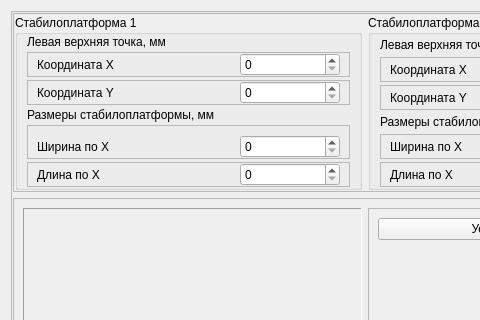
Above: drivers/devices/bilateral/bilateralparamsdialog.ui from grigp/a-analyser before the change; both pictures show x 0 to 480 and y 0 to 320 of the 730 by 537 pixel window. Below: the same form after it.
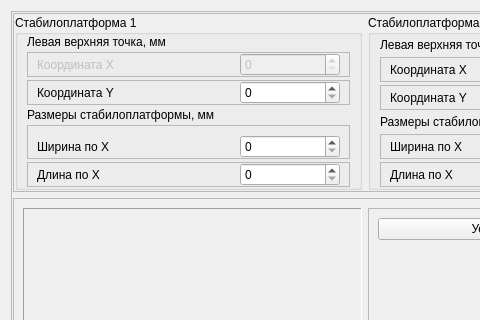
That is the form after the change. Icons and pictures are not drawn. Custom widgets are drawn as their Qt base class.

Commit message: Настройки драйвера билатеральной платформы. Интерактивное перемещение платформ

Patch:
```diff
--- a/drivers/devices/bilateral/bilateralparamsdialog.ui
+++ b/drivers/devices/bilateral/bilateralparamsdialog.ui
@@ -95,6 +95,9 @@
                </property>
                <item>
                 <widget class="QLabel" name="lblStab1KoordX">
+                 <property name="enabled">
+                  <bool>false</bool>
+                 </property>
                  <property name="text">
                   <string>Координата X</string>
                  </property>
@@ -102,6 +105,9 @@
                </item>
                <item>
                 <widget class="QSpinBox" name="edStab1KoordX">
+                 <property name="enabled">
+                  <bool>false</bool>
+                 </property>
                  <property name="minimumSize">
                   <size>
                    <width>100</width>
```
Left out of the diff: 27 changed lines with no effect on the pictures. The commit also changes 3 other files.
